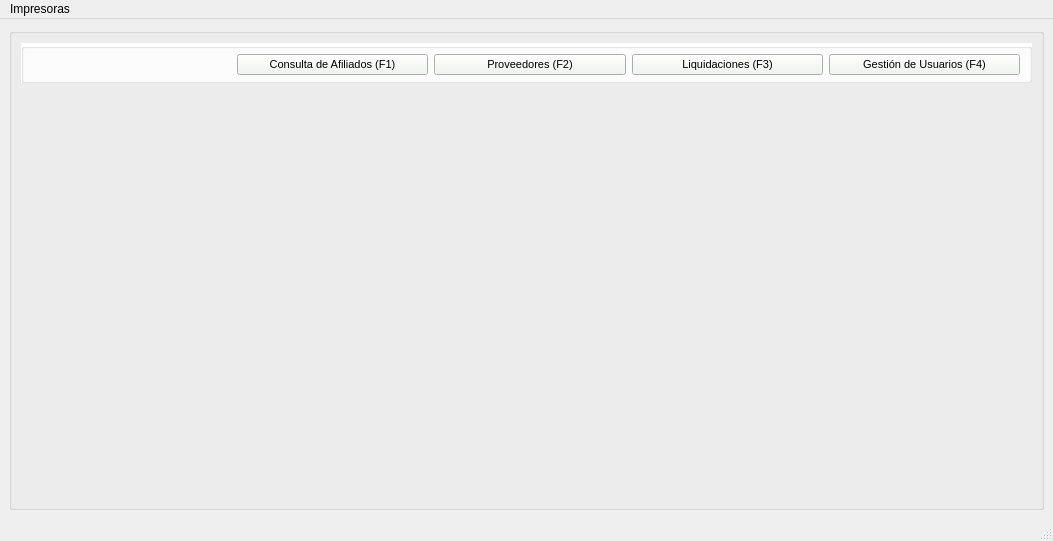
The window that gui/menuPrincipal.ui (shae-ra/sindicato) describes before a commit, drawn with Qt 5.
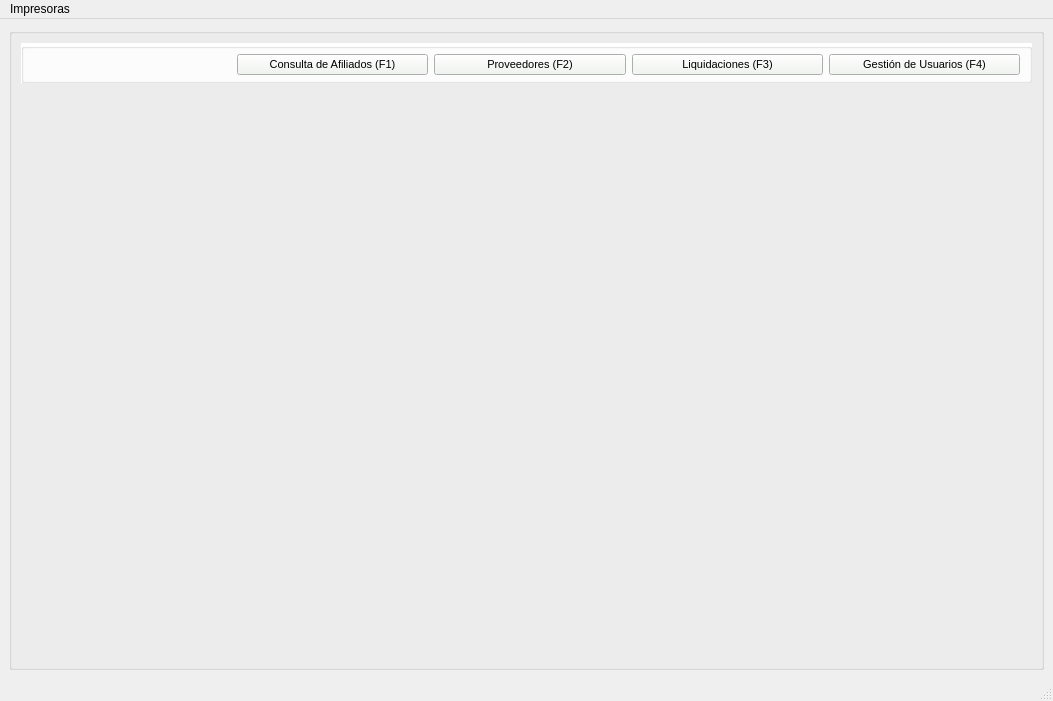
The same window after the commit. Icons and pictures are not drawn.

```diff
--- a/gui/menuPrincipal.ui
+++ b/gui/menuPrincipal.ui
@@ -7,7 +7,7 @@
     <x>0</x>
     <y>0</y>
     <width>1053</width>
-    <height>541</height>
+    <height>701</height>
    </rect>
   </property>
   <property name="palette">
```
Left out of the diff: 22 changed lines with no effect on the pictures.
